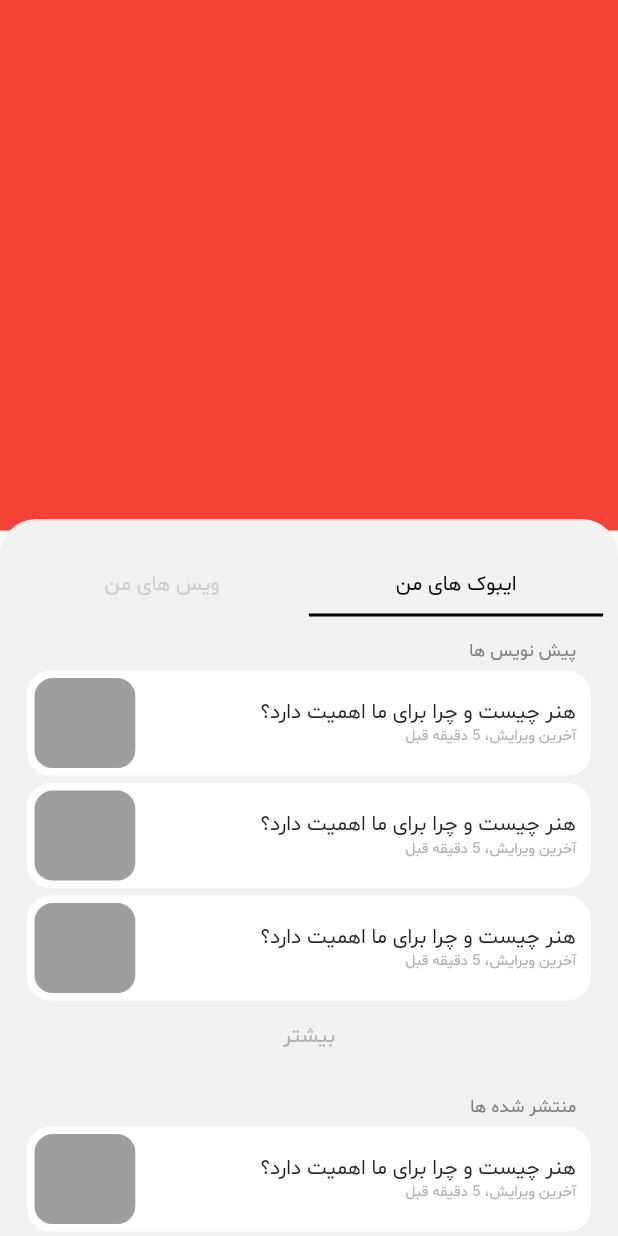
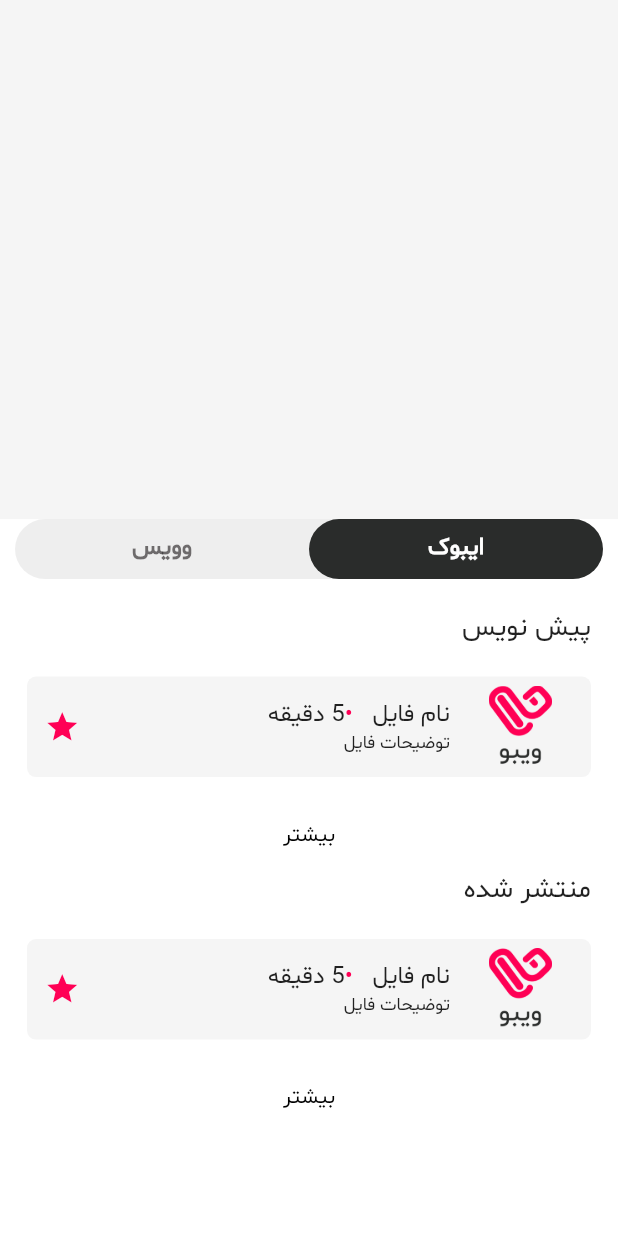
Before and after one commit to SajadRahimi1/Vebo, a Flutter app: the Profile screen opened directly, after a tap on "بیشتر", on a phone screen of 412 x 824 dp. Run offline on Flutter 3.47's test engine with Material 2 defaults, Android fonts, the phone set to English and light mode, and no system bars; our stand-ins replace get.

Commit message:
My Ebook in Profile designed

```diff
--- a/lib/views/screens/profile_test.dart
+++ b/lib/views/screens/profile_test.dart
@@ -1,6 +1,9 @@
 import 'package:flutter/material.dart';
 import 'package:get/get.dart';
 import 'package:vebo/views/widgets/my-ebook_list_tile.dart';
+import 'package:vebo/views/widgets/my_ebook_widgets.dart';
+
+import '../colors.dart';
 
 class Profile extends StatelessWidget {
   @override
@@ -12,7 +15,7 @@ class Profile extends StatelessWidget {
           children: [
             Container(
               height: Get.height / 2.33,
-              color: Colors.red,
+              color: Color(0xffF5F5F5),
             ),
             _dragableScroll()
           ],
@@ -28,11 +31,7 @@ class Profile extends StatelessWidget {
       initialChildSize: .58,
       builder: (context, scrollController) {
         return Container(
-            decoration: BoxDecoration(
-                color: Color(0xffF2F2F2),
-                borderRadius: BorderRadius.only(
-                    topLeft: Radius.circular(24),
-                    topRight: Radius.circular(24))),
+            color: Colors.white,
             child: Scrollbar(
                 child: Container(
               margin: EdgeInsets.only(right: 10, left: 10),
@@ -40,22 +39,34 @@ class Profile extends StatelessWidget {
                 length: 2,
                 child: Column(
                   children: [
-                    Padding(
-                      padding: const EdgeInsets.only(top: 25),
-                      child: SizedBox(
+                    Container(
                       height: 40,
+                      // padding: EdgeInsets.only(top: 10),
+                      // Tabs background color
+                      decoration: BoxDecoration(
+                          color: Colors.grey[200],
+                          borderRadius: BorderRadius.all(Radius.circular(25))),
+                      // Signin and Signup tab bar
                       child: TabBar(
+                        indicator: ShapeDecoration(
+                            color: blackColor,
+                            shape: RoundedRectangleBorder(
+                                borderRadius:
+                                    BorderRadius.all(Radius.circular(25)))),
+                        indicatorColor: blackColor,
                         automaticIndicatorColorAdjustment: true,
-                            unselectedLabelColor: Color(0xffCFCFCF),
-                            indicatorColor: Colors.black,
-                            labelColor: Colors.black,
+                        unselectedLabelColor: darkGrey.withOpacity(0.7),
+                        labelStyle: TextStyle(
+                            fontWeight: FontWeight.bold,
+                            fontSize: 16,
+                            fontFamily: "shabnam"),
                         tabs: [
-                              Tab(text: "ایبوک های من"),
                           Tab(
-                                text: "ویس های من",
-                              )
+                            text: "ایبوک",
+                          ),
+                          Tab(text: "وویس"),
                         ],
-                          )),
+                      ),
                     ),
                     Expanded(
                         child: Scrollbar(
@@ -66,53 +77,13 @@ class Profile extends StatelessWidget {
                             child: Container(
                               padding: EdgeInsets.only(right: 8, left: 8),
                               child: Column(
+                                // crossAxisAlignment: CrossAxisAlignment.start,
                                 children: [
                                   SizedBox(
-                                    height: 15,
+                                    height: 20,
                                   ),
-                                  SizedBox(
-                                      width: Get.width,
-                                      child: Text(
-                                        "   پیش نویس ها",
-                                        textAlign: TextAlign.right,
-                                        style: TextStyle(
-                                            fontFamily: "Shabnam",
-                                            fontSize: 12,
-                                            color: Color(0xff808080)),
-                                      )),
-                                  MyEbookListTile(),
-                                  MyEbookListTile(),
-                                  MyEbookListTile(),
-                                  TextButton(
-                                      onPressed: () {},
-                                      child: Text(
-                                        "بیشتر",
-                                        style:
-                                            TextStyle(color: Color(0xffB2B2B2)),
-                                      )),
-                                  SizedBox(
-                                    height: 15,
-                                  ),
-                                  SizedBox(
-                                      width: Get.width,
-                                      child: Text(
-                                        "   منتشر شده ها",
-                                        textAlign: TextAlign.right,
-                                        style: TextStyle(
-                                            fontFamily: "Shabnam",
-                                            fontSize: 12,
-                                            color: Color(0xff808080)),
-                                      )),
-                                  MyEbookListTile(),
-                                  MyEbookListTile(),
-                                  MyEbookListTile(),
-                                  TextButton(
-                                      onPressed: () {},
-                                      child: Text(
-                                        "بیشتر",
-                                        style:
-                                            TextStyle(color: Color(0xffB2B2B2)),
-                                      ))
+                                  MyEboobWidget(title: "پیش نویس"),
+                                  MyEboobWidget(title: "منتشر شده"),
                                 ],
                               ),
                             ),
--- a/lib/views/widgets/my-ebook_list_tile.dart
+++ b/lib/views/widgets/my-ebook_list_tile.dart
@@ -1,57 +1,66 @@
+import 'package:flutter/cupertino.dart';
 import 'package:flutter/material.dart';
 
 Widget MyEbookListTile() {
-  return Column(
-    children: [
-      SizedBox(
-        height: 5,
-      ),
-      Container(
-        // margin: EdgeInsets.only(right: 10, left: 10),
+  return Container(
+    height: 67,
     decoration: BoxDecoration(
-            color: Colors.white, borderRadius: BorderRadius.circular(16)),
-        height: 70,
+        color: Color(0xffF5F5F5), borderRadius: BorderRadius.circular(6)),
     child: Row(
       children: [
         Expanded(
-                flex: 4,
+            flex: 2,
+            child: Container(
+              child: Image.asset(
+                "assets/images/logo/Logo.png",
+              ),
+              margin: EdgeInsets.only(top: 6, bottom: 6, right: 10, left: 10),
+              decoration: BoxDecoration(borderRadius: BorderRadius.circular(6)),
+            )),
+        Expanded(
+            flex: 5,
             child: Column(
+              mainAxisAlignment: MainAxisAlignment.center,
               crossAxisAlignment: CrossAxisAlignment.start,
-                  mainAxisAlignment: MainAxisAlignment.center,
               children: [
-                    Padding(
-                      padding: const EdgeInsets.only(right: 10),
-                      child: Text(
-                        "هنر چیست و چرا برای ما اهمیت دارد؟",
-                        style: TextStyle(fontFamily: "Shabnam", fontSize: 14),
+                Wrap(
+                  crossAxisAlignment: WrapCrossAlignment.start,
+                  children: [
+                    Text(
+                      "نام فایل   ",
+                      style: TextStyle(
+                        fontSize: 16,
                       ),
+                      softWrap: false,
+                      maxLines: 1,
+                      overflow: TextOverflow.ellipsis,
                     ),
-                    Padding(
-                        padding: const EdgeInsets.only(right: 10),
-                        child: Text(
-                          "آخرین ویرایش، 5 دقیقه قبل",
+                    Text("•",
                         style: TextStyle(
-                              fontFamily: "Shabnam",
-                              fontSize: 10,
-                              color: Color(0xffB2B2B2)),
-                        ))
+                          fontSize: 16,
+                          color: Color(0xffFF0055),
+                        )),
+                    Text("5 دقیقه", style: TextStyle(fontSize: 16))
+                  ],
+                ),
+                Text(
+                  "توضیحات فایل",
+                  style: TextStyle(fontSize: 12),
+                )
               ],
             )),
         Expanded(
             flex: 1,
-                child: Container(
-                  decoration: BoxDecoration(),
-                  child: Container(
-                    margin:
-                        EdgeInsets.only(left: 5, top: 5, bottom: 5, right: 3),
-                    decoration: BoxDecoration(
-                        color: Colors.grey,
-                        borderRadius: BorderRadius.circular(12)),
+            child: Center(
+              child: IconButton(
+                onPressed: () {},
+                icon: Icon(
+                  Icons.star,
+                  color: Color(0xffFF0055),
                 ),
-                )),
+              ),
+            ))
       ],
     ),
-      ),
-    ],
   );
 }
--- /dev/null
+++ b/lib/views/widgets/my_ebook_widgets.dart
@@ -0,0 +1,31 @@
+import 'package:flutter/material.dart';
+
+import 'my-ebook_list_tile.dart';
+
+Widget MyEboobWidget({required String title}) {
+  return Column(
+    crossAxisAlignment: CrossAxisAlignment.start,
+    children: [
+      Text(
+        title,
+        style: TextStyle(fontSize: 18),
+      ),
+      SizedBox(
+        height: 20,
+      ),
+      MyEbookListTile(),
+      SizedBox(
+        height: 15,
+      ),
+      Center(
+        child: TextButton(
+            onPressed: () {},
+            child: Text(
+              "بیشتر",
+              style: TextStyle(color: Colors.black),
+              // textAlign: TextAlign.center,
+            )),
+      )
+    ],
+  );
+}
```
Lines whose indentation alone changed are shown as unchanged.
